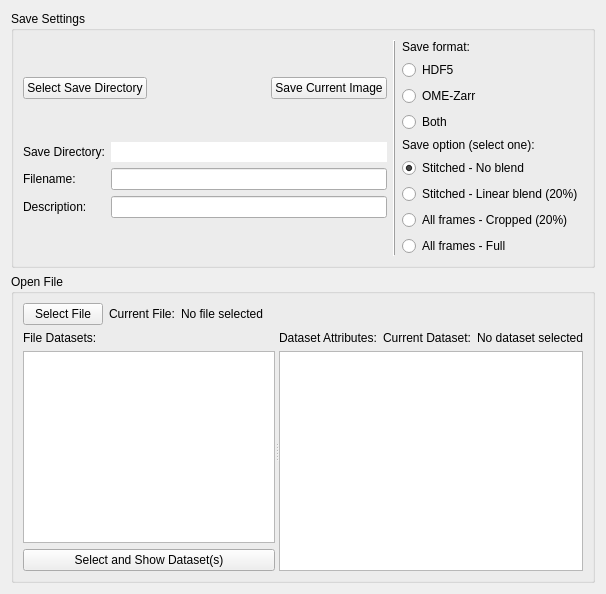
LIOMLab/lightsheet, file lightsheet/gui/panels/ui_save_panel.ui: the form before one commit.
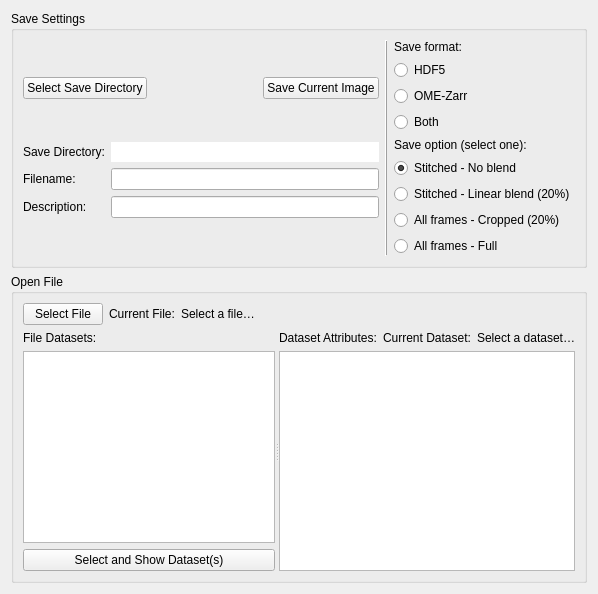
The form after the commit.

What changed in the file:
```diff
--- a/lightsheet/gui/panels/ui_save_panel.ui
+++ b/lightsheet/gui/panels/ui_save_panel.ui
@@ -309,7 +309,7 @@
            </sizepolicy>
           </property>
           <property name="text">
-           <string>No file selected</string>
+           <string>Select a file…</string>
           </property>
          </widget>
         </item>
@@ -402,7 +402,7 @@
                </sizepolicy>
               </property>
               <property name="text">
-               <string>No dataset selected</string>
+               <string>Select a dataset…</string>
               </property>
              </widget>
             </item>
```
